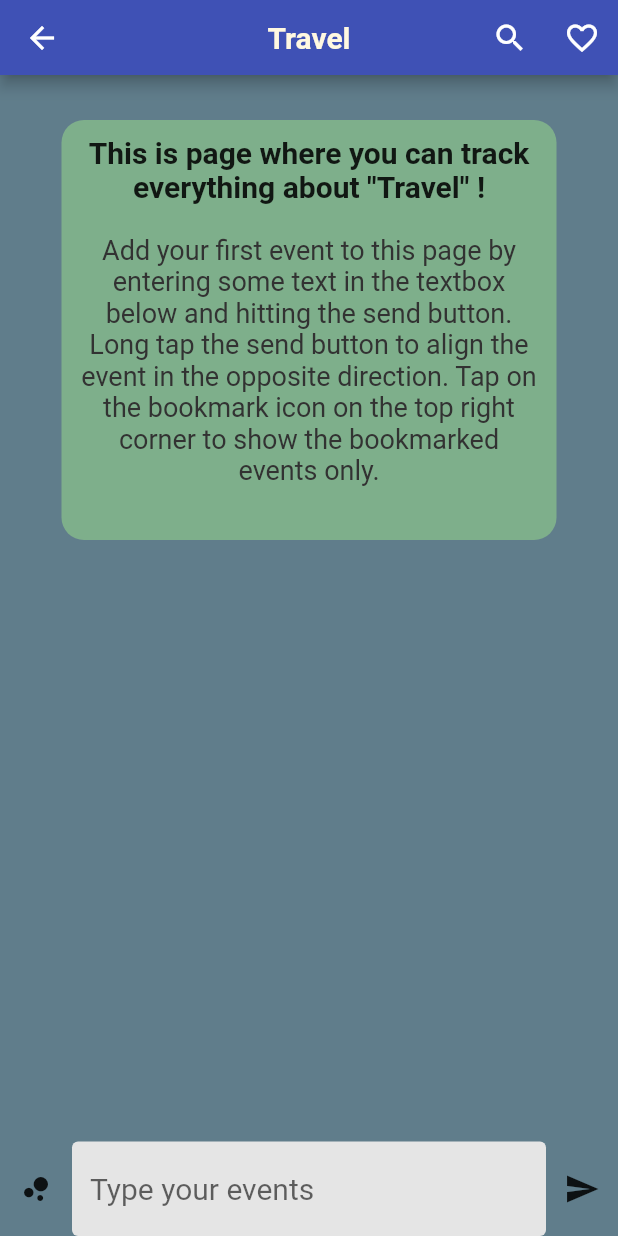
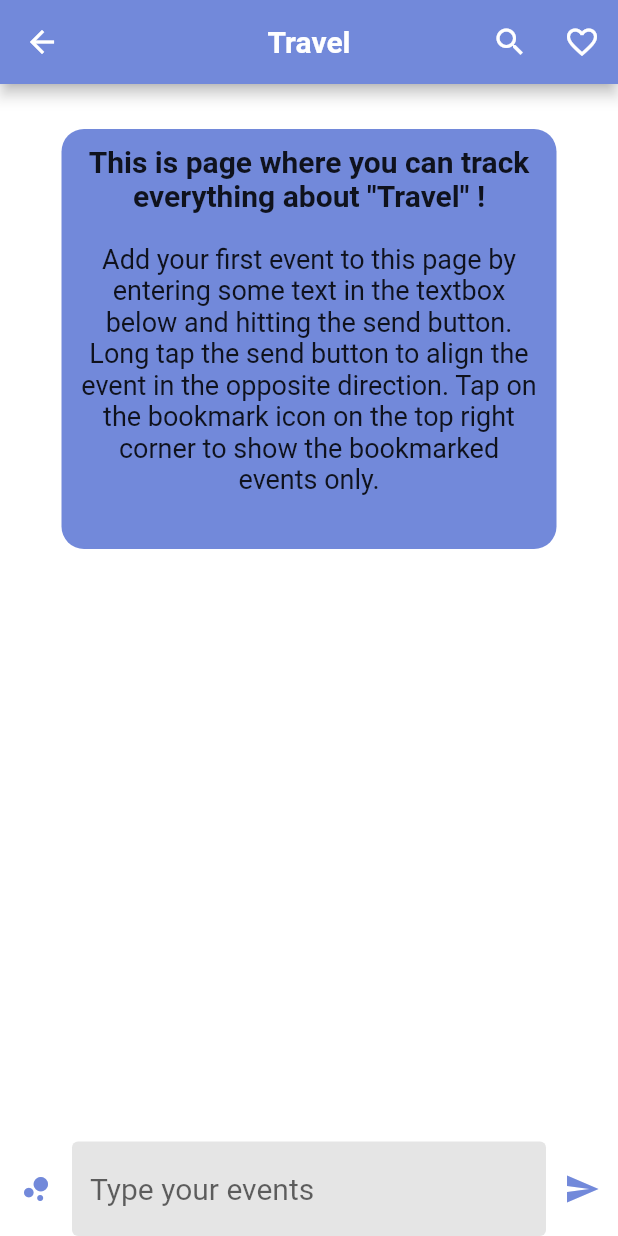
Before and after one commit to What-the-Flutter/WTF-Lab-2, a Flutter app: the screen it shows after launch, after a tap on "Travel", on a phone screen of 412 x 824 dp. Run offline on Flutter 3.47's test engine with Material 2 defaults, Android fonts, the phone set to English and light mode, and no system bars.

Commit message:
Add 'Delete page' function; Add changing theme using InheritedWidget

```diff
--- a/786994763/lib/main.dart
+++ b/786994763/lib/main.dart
@@ -1,25 +1,32 @@
 import 'package:flutter/material.dart';
 
 import 'models/page.dart';
+import 'models/themes.dart';
 import 'pages/creating_new_page/add_page_route.dart';
 import 'pages/events/add_event_route.dart';
 import 'pages/home/bottom_nav_bar.dart';
 import 'pages/home/bottom_sheet.dart';
+import 'pages/home/delete_bottom_sheet.dart';
 import 'pages/home/page_listtile.dart';
-import 'styles.dart';
+import 'theme_widget.dart';
 
 void main() {
-  runApp(const MyApp());
+  runApp(
+    ThemeWidget(
+      key: UniqueKey(),
+      initialThemeKey: ThemeKeys.light,
+      child: const MyApp(),
+    ),
+  );
 }
 
 class MyApp extends StatelessWidget {
   const MyApp({Key? key}) : super(key: key);
 
-  // This widget is the root of your application.
   @override
   Widget build(BuildContext context) {
     return MaterialApp(
-      theme: ThemeData(primarySwatch: Colors.indigo),
+      theme: ThemeWidget.of(context),
       initialRoute: '/',
       routes: {
         '/': (context) => ChatJournal(title: 'Chat Journal'),
@@ -43,8 +50,11 @@ class _ChatJournalState extends State<ChatJournal> {
   List<PageInfo> _pagesList = [];
 
   Future _addEvents(int index) async {
-    await Navigator.pushNamed(context, EventList.routeName,
-        arguments: _pagesList[index]);
+    await Navigator.pushNamed(
+      context,
+      EventList.routeName,
+      arguments: _pagesList[index],
+    );
     _pagesList.sort((a, b) => a.lastEditTime.compareTo(b.lastEditTime));
     _pagesList = _pagesList.reversed.toList();
     _pagesList.sort((a, b) {
@@ -54,24 +64,35 @@ class _ChatJournalState extends State<ChatJournal> {
         return 0;
       }
     });
-    print('closed');
     setState(() {});
   }
 
-  void _toggleSelection(int index) async {
-    _pagesList[index].isSelected
-        ? _pagesList[index].isSelected = false
-        : _pagesList[index].isSelected = true;
+  void _toggleSelection(int _index) async {
+    _pagesList[_index].isSelected
+        ? _pagesList[_index].isSelected = false
+        : _pagesList[_index].isSelected = true;
 
-    await showModalBottomSheet(
+    var result = await showModalBottomSheet(
+      context: context,
+      builder: (context) {
+        return CustomBottomSheet(
+          context: context,
+          pagesList: _pagesList,
+          index: _index,
+        );
+      },
+    );
+    if (result is ScreenArguments) {
+      await showModalBottomSheet(
         context: context,
         builder: (context) {
-          return CustomBottomSheet(
-            context: context,
+          return DeleteConfirmationBottomSheet(
             pagesList: _pagesList,
-            index: index,
+            index: _index,
           );
-        });
+        },
+      );
+    }
     setState(() {});
   }
 
@@ -121,7 +142,7 @@ class _ChatJournalState extends State<ChatJournal> {
           ),
         ],
       ),
-      backgroundColor: Colors.blueGrey,
+      backgroundColor: Theme.of(context).primaryColor,
       bottomNavigationBar: const BottomNavBar(),
       floatingActionButton: _fabAddNewPage,
     );
@@ -153,10 +174,11 @@ class _ChatJournalState extends State<ChatJournal> {
 
   AppBar get _homeAppBar {
     return AppBar(
+      backgroundColor: Theme.of(context).colorScheme.secondary,
       leading: IconButton(
         icon: Icon(
           Icons.menu,
-          color: Colors.amber[50],
+          color: Theme.of(context).primaryColor,
         ),
         onPressed: () {},
         tooltip: 'Open Menu',
@@ -166,11 +188,12 @@ class _ChatJournalState extends State<ChatJournal> {
       actions: [
         Container(
           child: IconButton(
-            icon: const Icon(
+            icon: Icon(
               Icons.dark_mode,
               size: 30,
+              color: Theme.of(context).primaryColor,
             ),
-            onPressed: () {},
+            onPressed: () => _swtichTheme(context, ThemeKeys.dark),
           ),
           padding: const EdgeInsets.only(right: 6),
         )
@@ -192,7 +215,7 @@ class _ChatJournalState extends State<ChatJournal> {
             ),
           ),
         ],
-        style: titlePageStyle,
+        style: Theme.of(context).textTheme.titleMedium,
       ),
     );
   }
@@ -201,37 +224,41 @@ class _ChatJournalState extends State<ChatJournal> {
     return Padding(
       child: Container(
         decoration: BoxDecoration(
-          color: _accentColor.withOpacity(0.85),
+          color: Theme.of(context).colorScheme.secondary,
           borderRadius: BorderRadius.circular(15),
         ),
         child: Center(
           child: GestureDetector(
             onTap: () {},
-            child: const Text(
+            child: Text(
               'Questionary Bot',
-              style: TextStyle(
-                fontSize: 24,
-                fontWeight: FontWeight.bold,
-                color: Color(0xff49664c),
-              ),
+              style: Theme.of(context).textTheme.titleMedium,
             ),
           ),
         ),
         height: 60,
       ),
-      padding: const EdgeInsets.only(top: 20, right: 36, left: 36),
+      padding: const EdgeInsets.only(
+        top: 20,
+        right: 36,
+        left: 36,
+      ),
     );
   }
 
   Widget get _fabAddNewPage {
     return FloatingActionButton(
-      child: const Icon(
+      child: Icon(
         Icons.add,
         size: 36,
-        color: Color(0xff49664c),
+        color: Theme.of(context).primaryColorDark,
       ),
-      backgroundColor: _accentColor,
+      backgroundColor: Theme.of(context).colorScheme.secondary,
       onPressed: _addNewPage,
     );
   }
+
+  void _swtichTheme(BuildContext buildContext, ThemeKeys key) {
+    ThemeWidget.instanceOf(buildContext).setTheme(key);
+  }
 }
--- a/786994763/lib/models/adding_page.dart
+++ /dev/null
@@ -1,10 +0,0 @@
-import 'package:flutter/material.dart';
-
-class NewPage {
-  bool isSelected = false;
-  late Icon icon;
-
-  NewPage(this.icon);
-
-  NewPage.selected(this.icon, this.isSelected);
-}
--- /dev/null
+++ b/786994763/lib/models/page_icon.dart
@@ -0,0 +1,12 @@
+import 'package:flutter/material.dart';
+
+class NewPage {
+  bool isSelected = false;
+  late final Icon _icon;
+
+  Icon get getIcon => _icon;
+
+  NewPage(this._icon);
+
+  NewPage.selected(this._icon, this.isSelected);
+}
--- /dev/null
+++ b/786994763/lib/models/themes.dart
@@ -0,0 +1,84 @@
+import 'package:flutter/material.dart';
+
+enum ThemeKeys {
+  light,
+  dark,
+}
+
+class Themes {
+  static final ThemeData lightTheme = ThemeData(
+    primaryColor: Colors.white,
+    hoverColor: Colors.green,
+    colorScheme: ColorScheme.fromSwatch().copyWith(
+      secondary: const Color(0xff7289da),
+      background: const Color(0xffbed1dd),
+    ),
+    textTheme: const TextTheme(
+      titleLarge: TextStyle(
+        fontWeight: FontWeight.bold,
+        fontSize: 26,
+        color: Colors.white,
+      ),
+      titleMedium: TextStyle(
+        fontWeight: FontWeight.bold,
+        fontSize: 24,
+        color: Colors.white,
+      ),
+      bodyMedium: TextStyle(
+        fontSize: 24,
+        fontWeight: FontWeight.bold,
+        color: Color(0xff2c2f33),
+      ),
+      bodySmall: TextStyle(
+        fontSize: 18,
+        color: Color(0xff2c2f33),
+      ),
+    ),
+    primaryColorDark: const Color(0xff2c2f33),
+    brightness: Brightness.light,
+  );
+
+  static final ThemeData darkTheme = ThemeData(
+    primaryColor: const Color(0xff2c2f33),
+    hoverColor: Colors.green,
+    colorScheme: ColorScheme.fromSwatch().copyWith(
+      secondary: const Color(0xff7289da),
+      background: const Color(0xffbed1dd),
+      brightness: Brightness.dark,
+    ),
+    textTheme: const TextTheme(
+      titleLarge: TextStyle(
+        fontWeight: FontWeight.bold,
+        fontSize: 24,
+        color: Colors.white,
+      ),
+      titleMedium: TextStyle(
+        fontWeight: FontWeight.bold,
+        fontSize: 24,
+        color: Color(0xff2c2f33),
+      ),
+      bodyMedium: TextStyle(
+        fontSize: 24,
+        fontWeight: FontWeight.bold,
+        color: Colors.white,
+      ),
+      bodySmall: TextStyle(
+        fontSize: 18,
+        color: Colors.white,
+      ),
+    ),
+    primaryColorDark: Colors.white,
+    brightness: Brightness.dark,
+  );
+
+  static ThemeData getThemeByKey(ThemeKeys key) {
+    switch (key) {
+      case ThemeKeys.dark:
+        return Themes.darkTheme;
+      case ThemeKeys.light:
+        return Themes.lightTheme;
+      default:
+        return Themes.lightTheme;
+    }
+  }
+}
--- a/786994763/lib/pages/events/add_event_route.dart
+++ b/786994763/lib/pages/events/add_event_route.dart
@@ -21,7 +21,6 @@ class EventList extends StatefulWidget {
 }
 
 class _EventListState extends State<EventList> {
-  static const _accentColor = Color(0xff86BB8B);
   final _textInputController = TextEditingController();
 
   List<Event> _eventsList = [];
@@ -232,7 +231,7 @@ class _EventListState extends State<EventList> {
                 isFavouritesOn: _isFavouritesOn,
               ),
         body: _routeBody,
-        backgroundColor: Colors.blueGrey,
+        backgroundColor: Theme.of(context).primaryColor,
       ),
     );
   }
@@ -240,7 +239,11 @@ class _EventListState extends State<EventList> {
   Widget get _routeBody {
     return Column(
       children: <Widget>[
-        _eventsList.isNotEmpty ? _messagesWidget : const NoEventsWidget(),
+        _eventsList.isNotEmpty
+            ? _messagesWidget
+            : NoEventsWidget(
+                context: context,
+              ),
         Align(
           alignment: Alignment.bottomCenter,
           child: Row(
@@ -248,6 +251,7 @@ class _EventListState extends State<EventList> {
               IconButton(
                 onPressed: () {},
                 icon: iconBubbleChart,
+                color: const Color(0xff7289da),
               ),
               Expanded(
                 child: SizedBox(
@@ -257,6 +261,7 @@ class _EventListState extends State<EventList> {
               IconButton(
                 onPressed: () => _addEvent(_eventsList.length - 1),
                 icon: iconSendEvent,
+                color: const Color(0xff7289da),
               ),
             ],
           ),
--- a/786994763/lib/pages/events/app_bars/default_appbar.dart
+++ b/786994763/lib/pages/events/app_bars/default_appbar.dart
@@ -16,12 +16,12 @@ class DefaultAppBar extends StatelessWidget implements PreferredSizeWidget {
   }) : super(key: key);
 
   @override
-  Size get preferredSize => const Size.fromHeight(50);
+  Size get preferredSize => const Size.fromHeight(56);
 
   @override
   Widget build(BuildContext context) {
     return AppBar(
-      backgroundColor: Colors.indigo,
+      backgroundColor: const Color(0xff7289da),
       centerTitle: true,
       title: Text(
         EventList.title,
--- a/786994763/lib/pages/events/app_bars/selected_event_appbar.dart
+++ b/786994763/lib/pages/events/app_bars/selected_event_appbar.dart
@@ -32,14 +32,14 @@ class EventSelectedAppBar extends StatefulWidget
   _EventSelectedAppBarState createState() => _EventSelectedAppBarState();
 
   @override
-  Size get preferredSize => const Size.fromHeight(50);
+  Size get preferredSize => const Size.fromHeight(56);
 }
 
 class _EventSelectedAppBarState extends State<EventSelectedAppBar> {
   @override
   Widget build(BuildContext context) {
     return AppBar(
-      backgroundColor: Colors.indigo,
+      backgroundColor: const Color(0xff7289da),
       leading: IconButton(
         onPressed: widget.cancelClick,
         icon: iconCancel,
--- a/786994763/lib/pages/events/event_listtile.dart
+++ b/786994763/lib/pages/events/event_listtile.dart
@@ -54,8 +54,8 @@ class EventListTile extends StatelessWidget {
         child: Container(
           decoration: BoxDecoration(
             color: eventList[index].isSelected
-                ? const Color(0xff6b956f)
-                : _accentColor,
+                ? const Color(0xff687dc5)
+                : const Color(0xff859ef7),
             borderRadius: BorderRadius.circular(15),
           ),
           padding: const EdgeInsets.only(
--- a/786994763/lib/pages/events/no_events_widget.dart
+++ b/786994763/lib/pages/events/no_events_widget.dart
@@ -1,30 +1,38 @@
 import 'package:flutter/material.dart';
 
+import '../../models/themes.dart';
+import '../../theme_widget.dart';
 import 'add_event_route.dart';
 
 class NoEventsWidget extends StatelessWidget {
-  const NoEventsWidget({Key? key}) : super(key: key);
+  final BuildContext context;
+  const NoEventsWidget({
+    Key? key,
+    required this.context,
+  }) : super(key: key);
 
-  static const _accentColor = Color(0xff86BB8B);
   final String _aboutRoute =
       'Add your first event to this page by entering some text in the textbox below and hitting the send button. Long tap the send button to align the event in the opposite direction. Tap on the bookmark icon on the top right corner to show the bookmarked events only.';
 
   @override
   Widget build(BuildContext context) {
-    return Expanded(
+    return ThemeWidget(
+      initialThemeKey: ThemeKeys.light,
+      child: Expanded(
         child: Align(
           alignment: Alignment.topCenter,
           child: Padding(
             padding: const EdgeInsets.only(top: 30),
             child: Container(
               decoration: BoxDecoration(
-              color: _accentColor.withOpacity(0.8),
+                color: const Color(0xff7289da),
                 borderRadius: BorderRadius.circular(15),
               ),
               height: 280,
               width: 330,
               padding: const EdgeInsets.all(10),
               child: _defaultText,
+            ),
           ),
         ),
       ),
@@ -47,12 +55,12 @@ class NoEventsWidget extends StatelessWidget {
             '$_aboutRoute',
             style: const TextStyle(
               fontSize: 18,
-              fontWeight: FontWeight.w400,
-              color: Color(0xff323232),
             ),
             textAlign: TextAlign.center,
           ),
-          padding: const EdgeInsets.only(top: 20),
+          padding: const EdgeInsets.only(
+            top: 20,
+          ),
         ),
       ],
     );
--- a/786994763/lib/pages/home/bottom_nav_bar.dart
+++ b/786994763/lib/pages/home/bottom_nav_bar.dart
@@ -6,6 +6,7 @@ class BottomNavBar extends StatelessWidget {
   @override
   Widget build(BuildContext context) {
     return BottomNavigationBar(
+      selectedItemColor: const Color(0xff7289da),
       type: BottomNavigationBarType.fixed,
       items: const <BottomNavigationBarItem>[
         BottomNavigationBarItem(
--- a/786994763/lib/pages/home/page_listtile.dart
+++ b/786994763/lib/pages/home/page_listtile.dart
@@ -28,17 +28,20 @@ class PageListTile extends StatelessWidget {
               child: Text(
                 '${pagesList[index].eventList.last.date.hour}:'
                 '${pagesList[index].eventList.last.date.minute}',
+                style: Theme.of(context).textTheme.bodySmall,
               ),
               padding: const EdgeInsets.only(right: 14),
             )
           : const Text(''),
       title: Text(
         pagesList[index].title,
-        style: categoryTitleStyle,
+        style: Theme.of(context).textTheme.bodyMedium,
       ),
       leading: CircleAvatar(
         child: pagesList[index].icon,
         radius: 28,
+        backgroundColor: Theme.of(context).colorScheme.secondary,
+        foregroundColor: Theme.of(context).primaryColor,
       ),
       subtitle: pagesList[index].eventList.isNotEmpty
           ? Text(
--- a/786994763/lib/styles.dart
+++ b/786994763/lib/styles.dart
@@ -1,9 +1,8 @@
 import 'package:flutter/material.dart';
 
-TextStyle titlePageStyle = TextStyle(
+TextStyle titlePageStyle = const TextStyle(
   fontWeight: FontWeight.bold,
   fontSize: 20,
-  color: Colors.amber[50],
 );
 
 const categoryTitleStyle = TextStyle(
--- /dev/null
+++ b/786994763/lib/theme_widget.dart
@@ -0,0 +1,66 @@
+import 'package:flutter/material.dart';
+
+import 'models/themes.dart';
+
+class _ThemeInheritedWidget extends InheritedWidget {
+  final _ThemeWidgetState stateWidget;
+
+  const _ThemeInheritedWidget({
+    Key? key,
+    required Widget child,
+    required this.stateWidget,
+  }) : super(key: key, child: child);
+
+  @override
+  bool updateShouldNotify(_ThemeInheritedWidget oldWidget) => true;
+}
+
+class ThemeWidget extends StatefulWidget {
+  final Widget child;
+  final ThemeKeys initialThemeKey;
+
+  const ThemeWidget({
+    Key? key,
+    required this.child,
+    required this.initialThemeKey,
+  }) : super(key: key);
+
+  @override
+  _ThemeWidgetState createState() => _ThemeWidgetState();
+
+  static ThemeData of(BuildContext context) {
+    var inherited =
+        (context.dependOnInheritedWidgetOfExactType<_ThemeInheritedWidget>()!);
+    return inherited.stateWidget.getTheme;
+  }
+
+  static _ThemeWidgetState instanceOf(BuildContext context) {
+    var inherited =
+        (context.dependOnInheritedWidgetOfExactType<_ThemeInheritedWidget>()!);
+    return inherited.stateWidget;
+  }
+}
+
+class _ThemeWidgetState extends State<ThemeWidget> {
+  late ThemeData _theme;
+
+  ThemeData get getTheme => _theme;
+
+  @override
+  void initState() {
+    _theme = Themes.getThemeByKey(widget.initialThemeKey);
+    super.initState();
+  }
+
+  void setTheme(ThemeKeys value) =>
+      setState(() => _theme = Themes.getThemeByKey(value));
+
+  @override
+  Widget build(BuildContext context) {
+    return _ThemeInheritedWidget(
+      child: widget.child,
+      stateWidget: this,
+      key: UniqueKey(),
+    );
+  }
+}
```
Also changed, not shown: 786994763/lib/models/pages_actions.dart (+6 -3 lines), 786994763/lib/pages/creating_new_page/add_page_route.dart (+17 -12 lines), 786994763/lib/pages/home/bottom_sheet.dart (+24 -8 lines), 786994763/lib/pages/home/delete_bottom_sheet.dart (added, +83 -0 lines). Lines whose indentation alone changed are shown as unchanged.
